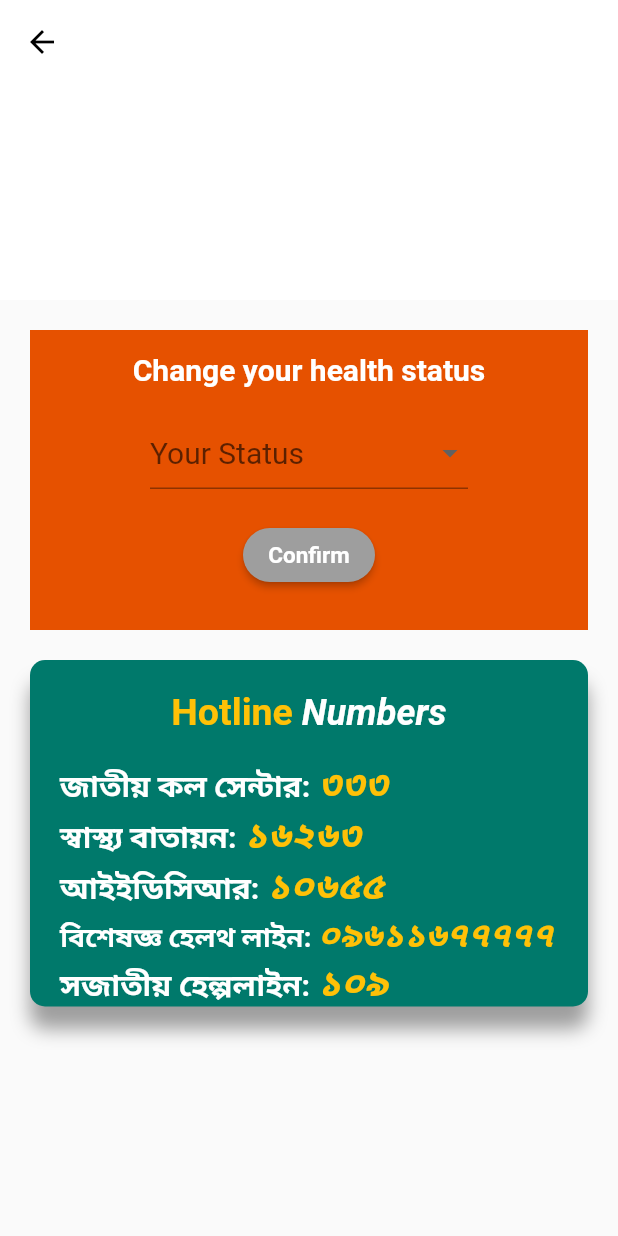
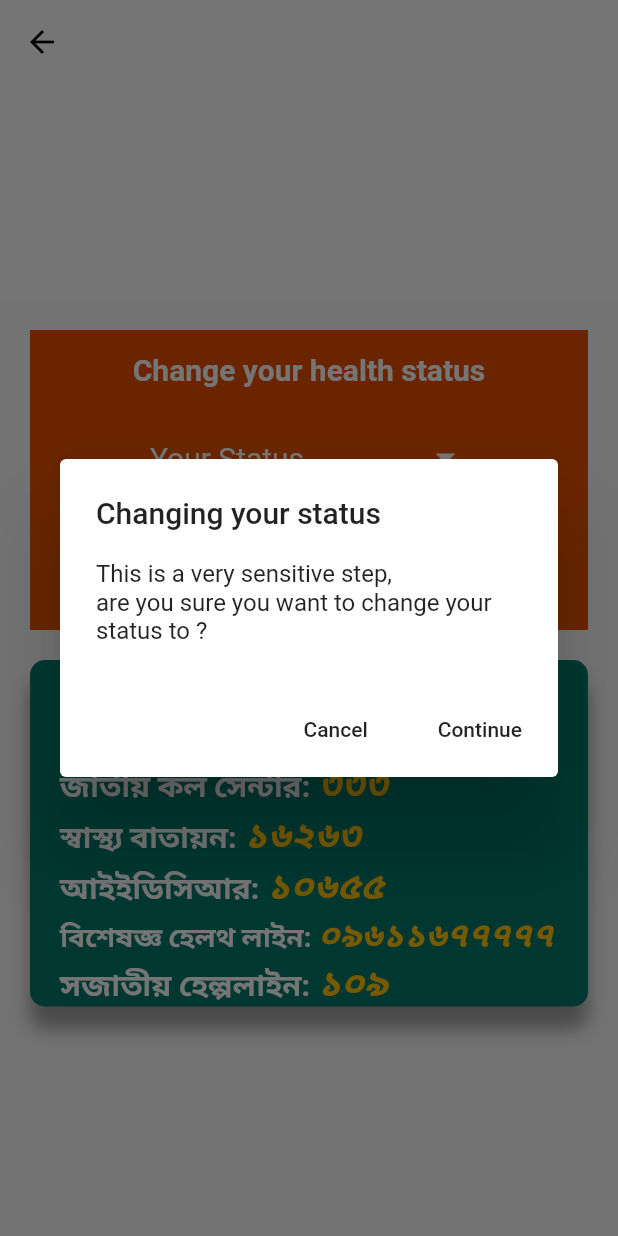
Before and after one commit to Iftiaz-Ahmed/COVID19-MobileApp, a Flutter app: the HomePage screen opened directly, after a tap on "Confirm", on a phone screen of 412 x 824 dp. Run offline on Flutter 3.47's test engine with Material 2 defaults, Android fonts, the light colour scheme and no system bars; our stand-ins replace curved_navigation_bar, firebase_auth, firebase_messaging, google_maps_flutter, location, shared_preferences and 1 more; missing offline and left inert: mysql1; accounts and stored records are empty.

Commit message:
alertbox, change in designs, bugs fixed

```diff
--- a/lib/home.dart
+++ b/lib/home.dart
@@ -61,11 +61,14 @@ class _HomepageState extends State<HomePage> {
     SharedPreferences prefs = await SharedPreferences.getInstance();
     int _id = prefs.getInt("userID");
     int _st = 0;
-    if (selectedStatus == "Affected"){
+    if (selectedStatus == "Not Affected"){
+      _st = 1;
+    }else if (selectedStatus == "Affected"){
       _st = 2;
-    } else{
+    }else{
       _st = 4;
     }
+
     print("Status in http $_st");
     return http.post(
       'http://192.168.1.45:80/covid19/update.php',
@@ -90,7 +93,7 @@ class _HomepageState extends State<HomePage> {
           setState(() {
             _sts = row[2];
             if (_sts == 1) {
-              _status = 'Not affected';
+              _status = 'Safe';
               _c = const Color(0xFF4CAF50);
               _msg = 'Stay at home, stay safe.';
             } else if (_sts == 2) {
@@ -115,6 +118,42 @@ class _HomepageState extends State<HomePage> {
         }
       });
     });
+  }
+
+  showAlertDialog(String selectedStatus, BuildContext context) {
+
+    // set up the buttons
+    Widget cancelButton = FlatButton(
+      child: Text("Cancel"),
+      onPressed:  () {
+        Navigator.of(context).pop();
+      },
+    );
+    Widget continueButton = FlatButton(
+      child: Text("Continue"),
+      onPressed:  () {
+        updateStatus(selectedStatus);
+        Navigator.of(context).pop();
+      },
+    );
+
+    // set up the AlertDialog
+    AlertDialog alert = AlertDialog(
+      title: Text("Changing your status"),
+      content: Text("This is a very sensitive step,\nare you sure you want to change your status to $selectedStatus?"),
+      actions: [
+        cancelButton,
+        continueButton,
+      ],
+    );
+
+    // show the dialog
+    showDialog(
+      context: context,
+      builder: (BuildContext context) {
+        return alert;
+      },
+    );
   }
 
 
@@ -190,7 +229,14 @@ class _HomepageState extends State<HomePage> {
                             Padding(
                               padding: EdgeInsets.only(left: 80, right: 80, top: 20, bottom: 20),
                               child: DropdownButtonFormField(
-                                hint: Text('Your Status'),
+                                iconSize: 30,
+                                iconEnabledColor: Colors.white,
+                                hint: Text(
+                                    'Your Status',
+                                    style: TextStyle(
+                                      color: Colors.white
+                                    ),
+                                ),
                                 onChanged: (value){
                                   setState(() {
                                     selectedStatus = value;
@@ -199,10 +245,20 @@ class _HomepageState extends State<HomePage> {
                                 value:null,
                                 items:[
                                   DropdownMenuItem(
+                                    value:'Not Affected',
+                                    child: Text(
+                                        'Not Affected',
+                                        style: TextStyle(
+                                          color: Colors.black,
+                                          fontSize: 20
+                                      ),
+                                    ),
+                                  ),
+                                  DropdownMenuItem(
                                     value:'Affected',
                                     child: Text(
-                                        'Affected',
-                                        style: TextStyle(
+                                      'Affected',
+                                      style: TextStyle(
                                           color: Colors.black,
                                           fontSize: 20
                                       ),
@@ -226,10 +282,11 @@ class _HomepageState extends State<HomePage> {
                               ),
                             ),
 
+
                             RaisedButton(
                               onPressed: () {
                                 print('$selectedStatus');
-                                updateStatus(selectedStatus);
+                                showAlertDialog(selectedStatus, context);
                               },
                               shape: RoundedRectangleBorder(
                                   borderRadius: BorderRadius.circular(20.0)
```
